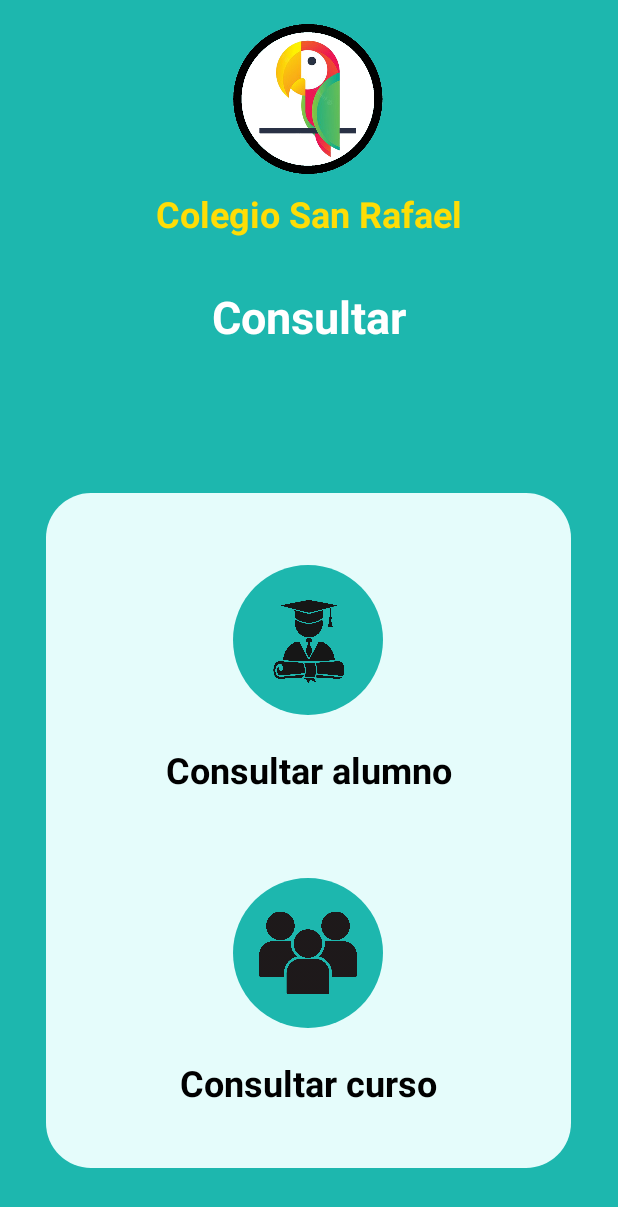
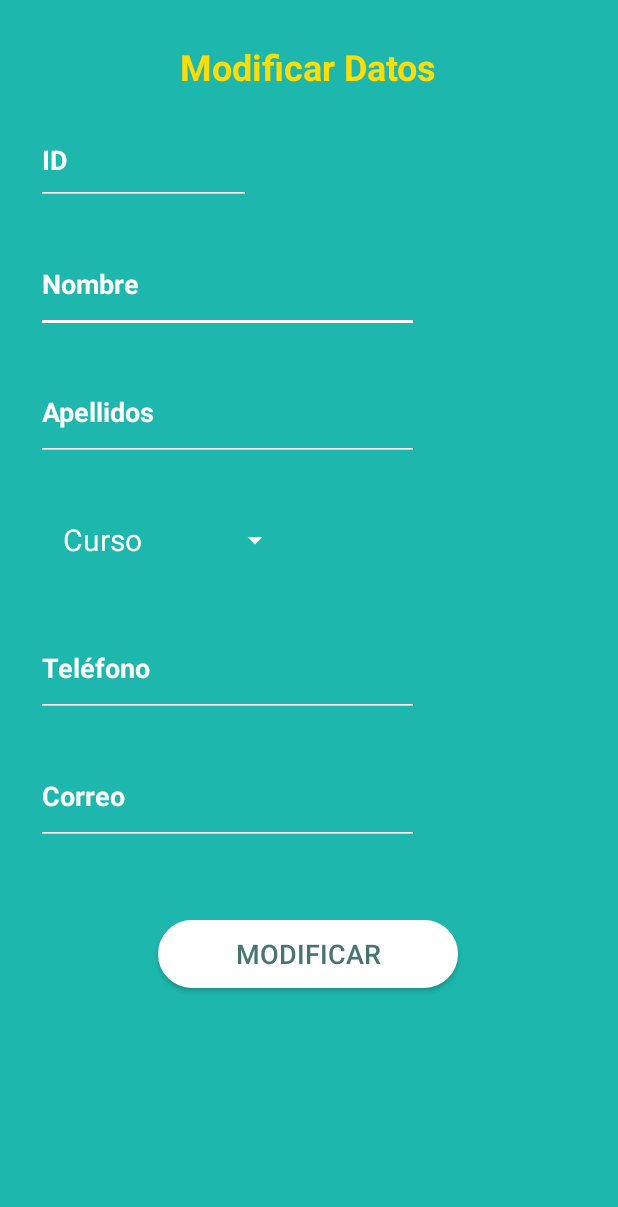
Before and after one commit to sergiomunrui/Project1.1, an Android app: the screen it shows after launch (ConsultarActivity before the commit, ModificarActivity after it), after a tap on an icon or button, on a phone screen of 412 x 824 dp. Shown: the top 1207 px of the screen. Run offline under Robolectric (Android 15) with nearby library versions, the phone set to English and light mode, and no system bars.

Commit message:
Add layout ModificarActivity

```diff
--- a/app/src/main/AndroidManifest.xml
+++ b/app/src/main/AndroidManifest.xml
@@ -12,6 +12,13 @@
         android:supportsRtl="true"
         android:theme="@style/Theme.Project11"
         tools:targetApi="31">
+        <activity
+            android:name=".ModificarActivity"
+            android:exported="false">
+            <meta-data
+                android:name="android.app.lib_name"
+                android:value="" />
+        </activity>
         <activity
             android:name=".GrupoAlumnosActivity"
             android:exported="false">
--- a/app/src/main/java/com/sergio/project11/MainActivity.java
+++ b/app/src/main/java/com/sergio/project11/MainActivity.java
@@ -38,4 +38,10 @@
         Intent i = new Intent(this, ConsultarActivity.class);
         startActivity(i);
     }
+
+    //Método para pasar a ModificarActivity
+    public void Modificar(View view){
+        Intent i = new Intent(this, ModificarActivity.class);
+        startActivity(i);
+    }
 }
--- /dev/null
+++ b/app/src/main/java/com/sergio/project11/ModificarActivity.java
@@ -0,0 +1,26 @@
+package com.sergio.project11;
+
+import android.support.v7.app.AppCompatActivity;
+import android.os.Bundle;
+import android.widget.ArrayAdapter;
+import android.widget.Spinner;
+
+public class ModificarActivity extends AppCompatActivity {
+
+    Spinner spCurso;
+
+    private ArrayAdapter<CharSequence> adapter;
+
+    @Override
+    protected void onCreate(Bundle savedInstanceState) {
+        super.onCreate(savedInstanceState);
+        setContentView(R.layout.activity_modificar);
+
+        spCurso = findViewById(R.id.spCursoMod);
+
+        adapter = ArrayAdapter.createFromResource(
+                this, R.array.spinner_items, R.layout.spinner_item);
+        adapter.setDropDownViewResource(R.layout.spinner_item);
+        spCurso.setAdapter(adapter);
+    }
+}
--- a/app/src/main/res/layout/activity_main.xml
+++ b/app/src/main/res/layout/activity_main.xml
@@ -83,7 +83,7 @@
             android:layout_height="100dp"
             android:layout_marginStart="40dp"
             android:layout_marginTop="60dp"
-            android:onClick="Consultar"
+            android:onClick="Modificar"
             app:layout_constraintStart_toStartOf="parent"
             app:layout_constraintTop_toBottomOf="@+id/textView"
             app:srcCompat="@drawable/btn_circulo" />
--- /dev/null
+++ b/app/src/main/res/layout/activity_modificar.xml
@@ -0,0 +1,127 @@
+<?xml version="1.0" encoding="utf-8"?>
+<android.support.constraint.ConstraintLayout xmlns:android="http://schemas.android.com/apk/res/android"
+    xmlns:app="http://schemas.android.com/apk/res-auto"
+    xmlns:tools="http://schemas.android.com/tools"
+    android:layout_width="match_parent"
+    android:layout_height="match_parent"
+    android:background="#1DB7AE"
+    tools:context=".ModificarActivity">
+
+    <Button
+        android:id="@+id/btnEliminar2"
+        android:layout_width="200dp"
+        android:layout_height="45dp"
+        android:layout_marginTop="50dp"
+        android:background="@drawable/boton2"
+        android:onClick="eliminarAlumno"
+        android:text="@string/btnModificar"
+        android:textColor="@drawable/txt_boton2"
+        android:textSize="18sp"
+        app:layout_constraintEnd_toEndOf="parent"
+        app:layout_constraintHorizontal_bias="0.497"
+        app:layout_constraintStart_toStartOf="parent"
+        app:layout_constraintTop_toBottomOf="@+id/etCorreo" />
+
+    <TextView
+        android:id="@+id/tvMod"
+        android:layout_width="wrap_content"
+        android:layout_height="wrap_content"
+        android:layout_marginTop="28dp"
+        android:text="@string/tvModificarDatos"
+        android:textColor="#FEDD06"
+        android:textSize="24sp"
+        android:textStyle="bold"
+        app:layout_constraintEnd_toEndOf="parent"
+        app:layout_constraintHorizontal_bias="0.498"
+        app:layout_constraintStart_toStartOf="parent"
+        app:layout_constraintTop_toTopOf="parent" />
+
+    <EditText
+        android:id="@+id/etNombre"
+        android:layout_width="255dp"
+        android:layout_height="65dp"
+        android:layout_marginStart="24dp"
+        android:layout_marginTop="20dp"
+        android:backgroundTint="#FFFFFF"
+        android:ems="10"
+        android:hint="@string/etRegistrarNombre"
+        android:inputType="textPersonName"
+        android:textColor="#FFFFFF"
+        android:textColorHint="#FFFFFF"
+        android:textStyle="bold"
+        app:layout_constraintStart_toStartOf="parent"
+        app:layout_constraintTop_toBottomOf="@+id/etId" />
+
+    <EditText
+        android:id="@+id/etApellidos"
+        android:layout_width="255dp"
+        android:layout_height="65dp"
+        android:layout_marginStart="24dp"
+        android:layout_marginTop="20dp"
+        android:backgroundTint="#FFFFFF"
+        android:ems="10"
+        android:hint="@string/etRegistrarApellidos"
+        android:inputType="textPersonName"
+        android:textColor="#FFFFFF"
+        android:textColorHint="#FFFFFF"
+        android:textStyle="bold"
+        app:layout_constraintStart_toStartOf="parent"
+        app:layout_constraintTop_toBottomOf="@+id/etNombre" />
+
+    <EditText
+        android:id="@+id/etTelefono"
+        android:layout_width="255dp"
+        android:layout_height="65dp"
+        android:layout_marginStart="24dp"
+        android:layout_marginTop="20dp"
+        android:backgroundTint="#FFFFFF"
+        android:ems="10"
+        android:hint="@string/etRegistrarTeléfono"
+        android:inputType="phone"
+        android:textColor="#FFFFFF"
+        android:textColorHint="#FFFFFF"
+        android:textStyle="bold"
+        app:layout_constraintStart_toStartOf="parent"
+        app:layout_constraintTop_toBottomOf="@+id/spCursoMod" />
+
+    <EditText
+        android:id="@+id/etCorreo"
+        android:layout_width="255dp"
+        android:layout_height="65dp"
+        android:layout_marginStart="24dp"
+        android:layout_marginTop="20dp"
+        android:backgroundTint="#FFFFFF"
+        android:ems="10"
+        android:hint="@string/etRegistrarCorreo"
+        android:inputType="textEmailAddress"
+        android:textColor="#FFFFFF"
+        android:textColorHint="#FFFFFF"
+        android:textStyle="bold"
+        app:layout_constraintStart_toStartOf="parent"
+        app:layout_constraintTop_toBottomOf="@+id/etTelefono" />
+
+    <Spinner
+        android:id="@+id/spCursoMod"
+        android:layout_width="170dp"
+        android:layout_height="65dp"
+        android:layout_marginStart="24dp"
+        android:layout_marginTop="20dp"
+        android:backgroundTint="#FFFFFF"
+        app:layout_constraintStart_toStartOf="parent"
+        app:layout_constraintTop_toBottomOf="@+id/etApellidos" />
+
+    <EditText
+        android:id="@+id/etId"
+        android:layout_width="143dp"
+        android:layout_height="60dp"
+        android:layout_marginStart="24dp"
+        android:layout_marginTop="16dp"
+        android:backgroundTint="#FFFFFF"
+        android:ems="10"
+        android:hint="@string/etRegistrarID"
+        android:inputType="number"
+        android:textColorHint="#FFFFFF"
+        android:textStyle="bold"
+        app:layout_constraintStart_toStartOf="parent"
+        app:layout_constraintTop_toBottomOf="@+id/tvMod" />
+</android.support.constraint.ConstraintLayout>
--- a/app/src/main/res/values/strings.xml
+++ b/app/src/main/res/values/strings.xml
@@ -66,5 +66,7 @@
     <string name="btnBuscar">Buscar</string>
     <string name="tvGrupo">Grupo</string>
     <string name="tvPantallaNota">Notas</string>
+    <string name="btnModificar">Modificar</string>
+    <string name="tvModificarDatos">Modificar Datos</string>
 
 </resources>
```
